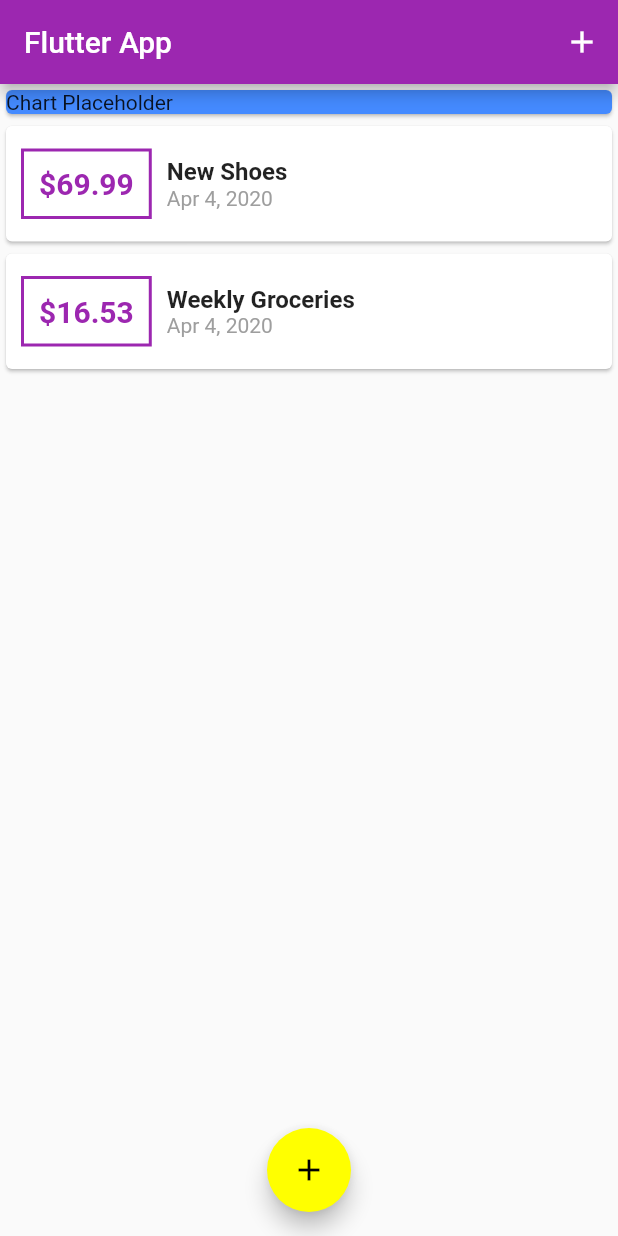
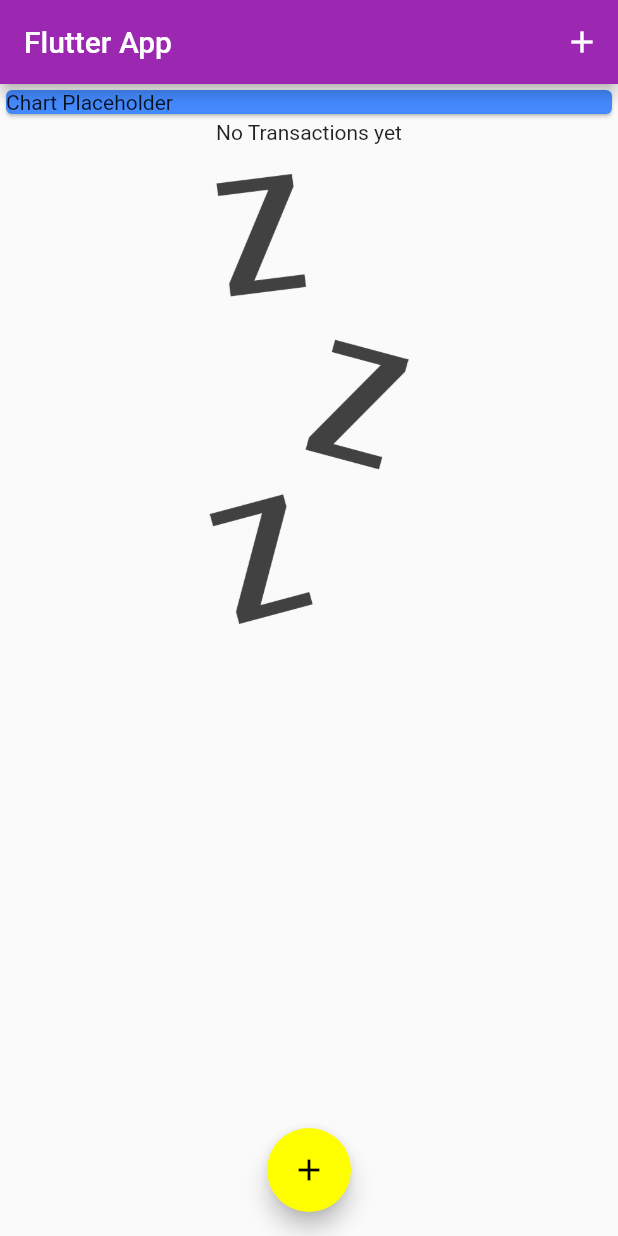
Before and after one commit to PatrickChow0803/Expenses-Tracker, a Flutter app: the screen it shows after launch, on a phone screen of 412 x 824 dp. Run offline on Flutter 3.47's test engine with Material 2 defaults, Android fonts, the phone set to English and light mode, and no system bars.

Commit message:
Added a UI state for when no transactions yet

```diff
--- a/flutter_app/lib/models/transaction_data.dart
+++ b/flutter_app/lib/models/transaction_data.dart
@@ -4,18 +4,18 @@ import 'dart:collection';
 
 class TransactionData extends ChangeNotifier {
   final List<Transaction> _userTransactions = [
-    Transaction(
-      id: 't1',
-      title: 'New Shoes',
-      amount: 69.99,
-      date: DateTime.now(),
-    ),
-    Transaction(
-      id: 't2',
-      title: 'Weekly Groceries',
-      amount: 16.53,
-      date: DateTime.now(),
-    ),
+//    Transaction(
+//      id: 't1',
+//      title: 'New Shoes',
+//      amount: 69.99,
+//      date: DateTime.now(),
+//    ),
+//    Transaction(
+//      id: 't2',
+//      title: 'Weekly Groceries',
+//      amount: 16.53,
+//      date: DateTime.now(),
+//    ),
   ];
 
   UnmodifiableListView<Transaction> get userTransactions {
--- a/flutter_app/lib/widgets/transaction_list.dart
+++ b/flutter_app/lib/widgets/transaction_list.dart
@@ -9,7 +9,25 @@ class TransactionList extends StatelessWidget {
   Widget build(BuildContext context) {
     return Container(
       height: 340.0,
-      child: ListView.builder(
+      // If the list of transactions are empty, then display the column, else display the ListView.
+      child: Provider.of<TransactionData>(context).userTransactions.isEmpty
+          ? Column(
+              children: <Widget>[
+                Text('No Transactions yet'),
+                SizedBox(
+                  height: 20.0,
+                ),
+                // Need a container here so that fit:BoxFit.cover knows how much height it should take.
+                Container(
+                  height: 300.0,
+                  child: Image.asset(
+                    'assets/images/waiting.png',
+                    fit: BoxFit.cover,
+                  ),
+                ),
+              ],
+            )
+          : ListView.builder(
               itemCount:
                   Provider.of<TransactionData>(context).userTransactions.length,
               // Working with itemBuilder, for the return, you want to return the widget that you want to make equal to the amount of times of itemCount.
@@ -18,7 +36,8 @@ class TransactionList extends StatelessWidget {
                     child: Row(
                   children: <Widget>[
                     Container(
-                margin: EdgeInsets.symmetric(vertical: 15.0, horizontal: 10.0),
+                      margin: EdgeInsets.symmetric(
+                          vertical: 15.0, horizontal: 10.0),
                       decoration: BoxDecoration(
                         border: Border.all(
                             color: Theme.of(context).primaryColor, width: 2.0),
--- a/flutter_app/pubspec.yaml
+++ b/flutter_app/pubspec.yaml
@@ -43,8 +43,8 @@ flutter:
   uses-material-design: true
 
   # To add assets to your application, add an assets section, like this:
-  # assets:
-  #  - images/a_dot_burr.jpeg
+  assets:
+    - assets/images/waiting.png
   #  - images/a_dot_ham.jpeg
 
   # An image asset can refer to one or more resolution-specific "variants", see
```
Also changed, not shown: flutter_app/assets/images/waiting.png (added). Lines whose indentation alone changed are shown as unchanged.
